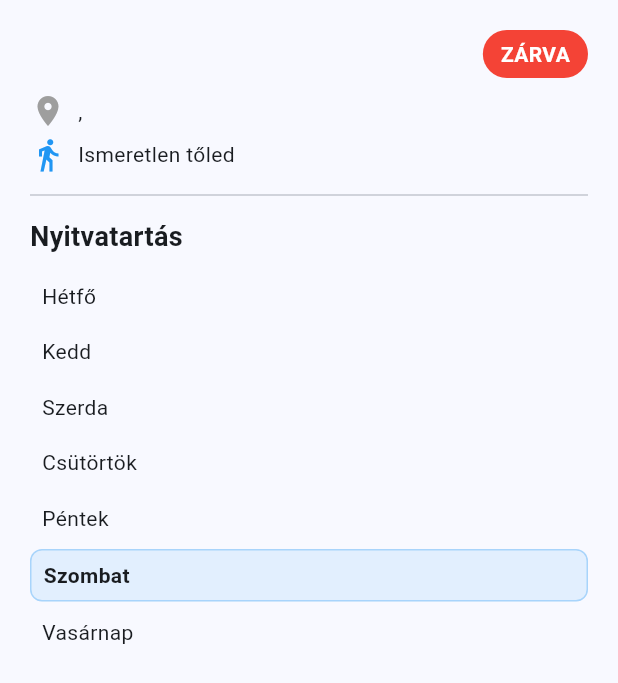
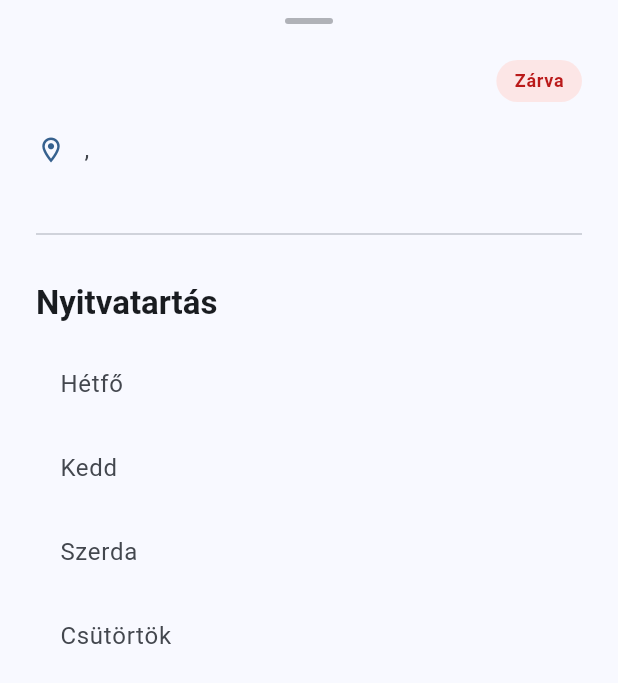
Before and after one commit to csakos1/tobacco-finder, a Flutter app: the ShopDetailsModal widget shown alone on an empty page, opened directly with empty values, on a phone screen of 412 x 824 dp. Shown: the top 683 px of the screen. Run offline on Flutter 3.47's test engine with Material 3 defaults, Android fonts, the phone set to English and light mode, and no system bars; our stand-ins replace dio, flutter_map, geolocator, latlong2.

Commit message:
UI Polish: Modernize Shop Details Modal with Material 3 styling (drag handle, consistent chips, highlighted current day)

```diff
--- a/app/lib/widgets/shop_details_modal.dart
+++ b/app/lib/widgets/shop_details_modal.dart
@@ -23,64 +23,141 @@ class ShopDetailsModal extends StatelessWidget {
     }
 
     bool isOpen = ShopLogic.isOpenNow(shop.openingHours);
+    final colorScheme = Theme.of(context).colorScheme;
+    final textTheme = Theme.of(context).textTheme;
 
     return DraggableScrollableSheet(
-      initialChildSize: 0.6,
+      initialChildSize: 0.55, // Kicsit kisebb indítás, hogy kényelmes legyen
       minChildSize: 0.4,
       maxChildSize: 0.95,
       expand: false,
       builder: (context, scrollController) {
-        return SingleChildScrollView(
+        return Container(
+          decoration: BoxDecoration(
+            color: colorScheme.surface,
+            // Material 3 szabvány: 28-as lekerekítés a felső sarkokon
+            borderRadius: const BorderRadius.vertical(top: Radius.circular(28)),
+          ),
+          child: SingleChildScrollView(
             controller: scrollController,
-          padding: const EdgeInsets.all(20.0),
+            // Nagyobb padding a széleken
+            padding: const EdgeInsets.fromLTRB(24, 12, 24, 24),
             child: Column(
               crossAxisAlignment: CrossAxisAlignment.start,
               children: [
-              // Cím és Státusz
+                // --- 1. Drag Handle (A kis szürke csík) ---
+                Center(
+                  child: Container(
+                    width: 32,
+                    height: 4,
+                    margin: const EdgeInsets.only(bottom: 24),
+                    decoration: BoxDecoration(
+                      color: colorScheme.onSurfaceVariant.withOpacity(0.4),
+                      borderRadius: BorderRadius.circular(2),
+                    ),
+                  ),
+                ),
+
+                // --- 2. Cím és Státusz ---
                 Row(
+                  crossAxisAlignment: CrossAxisAlignment.start,
                   mainAxisAlignment: MainAxisAlignment.spaceBetween,
                   children: [
                     Expanded(
                       child: Text(
                         shop.name,
-                      style: const TextStyle(
-                          fontSize: 22, fontWeight: FontWeight.bold),
+                        style: textTheme.headlineSmall?.copyWith(
+                          fontWeight: FontWeight.bold,
+                          color: colorScheme.onSurface,
                         ),
                       ),
+                    ),
+                    const SizedBox(width: 16),
+                    // Ugyanaz a Chip dizájn, mint a listában
                     Container(
-                    padding:
-                        const EdgeInsets.symmetric(horizontal: 12, vertical: 6),
+                      padding: const EdgeInsets.symmetric(horizontal: 12, vertical: 6),
                       decoration: BoxDecoration(
-                      color: isOpen ? Colors.green : Colors.red,
+                        color: isOpen
+                            ? Colors.green.withOpacity(0.15)
+                            : colorScheme.errorContainer.withOpacity(0.6),
                         borderRadius: BorderRadius.circular(20),
                       ),
                       child: Text(
-                      isOpen ? "NYITVA" : "ZÁRVA",
-                      style: const TextStyle(
-                          color: Colors.white, fontWeight: FontWeight.bold),
+                        isOpen ? "Nyitva" : "Zárva",
+                        style: textTheme.labelMedium?.copyWith(
+                          color: isOpen ? Colors.green.shade800 : colorScheme.error,
+                          fontWeight: FontWeight.bold,
+                        ),
                       ),
                     ),
                   ],
                 ),
-              const SizedBox(height: 10),
 
-              Row(children: [
-                const Icon(Icons.location_on, color: Colors.grey),
+                const SizedBox(height: 16),
+
+                // --- 3. Cím információ ---
+                Row(
+                  children: [
+                    Icon(Icons.location_on_outlined,
+                      color: colorScheme.primary, size: 20
+                    ),
+                    const SizedBox(width: 12),
+                    Expanded(
+                      child: Text(
+                        '${shop.city}, ${shop.address}',
+                        style: textTheme.bodyLarge?.copyWith(
+                          color: colorScheme.onSurfaceVariant,
+                        ),
+                      ),
+                    ),
+                  ],
+                ),
+
+                const SizedBox(height: 12),
+
+                // --- 4. Távolság (Pasztell dobozban) ---
+                if (distanceText != "Ismeretlen")
+                  Row(
+                    children: [
+                      Container(
+                        padding: const EdgeInsets.symmetric(horizontal: 10, vertical: 6),
+                        decoration: BoxDecoration(
+                          color: colorScheme.secondaryContainer.withOpacity(0.5),
+                          borderRadius: BorderRadius.circular(12),
+                        ),
+                        child: Row(
+                          mainAxisSize: MainAxisSize.min,
+                          children: [
+                            Icon(Icons.near_me_rounded,
+                              size: 16,
+                              color: colorScheme.onSecondaryContainer
+                            ),
                             const SizedBox(width: 8),
-                Expanded(child: Text('${shop.city}, ${shop.address}'))
-              ]),
-              const SizedBox(height: 5),
-              Row(children: [
-                const Icon(Icons.directions_walk, color: Colors.blue),
-                const SizedBox(width: 8),
-                Text("$distanceText tőled")
-              ]),
+                            Text(
+                              "$distanceText tőled",
+                              style: textTheme.labelLarge?.copyWith(
+                                color: colorScheme.onSecondaryContainer,
+                                fontWeight: FontWeight.bold,
+                              ),
+                            ),
+                          ],
+                        ),
+                      ),
+                    ],
+                  ),
 
-              const Divider(height: 30),
+                const SizedBox(height: 24),
+                Divider(color: colorScheme.outlineVariant, thickness: 1),
+                const SizedBox(height: 24),
 
-              const Text("Nyitvatartás",
-                  style: TextStyle(fontSize: 18, fontWeight: FontWeight.bold)),
-              const SizedBox(height: 10),
+                // --- 5. Nyitvatartás lista ---
+                Text(
+                  "Nyitvatartás",
+                  style: textTheme.titleLarge?.copyWith(
+                    fontWeight: FontWeight.w600,
+                  ),
+                ),
+                const SizedBox(height: 16),
 
                 if (shop.openingHours != null)
                   ...List.generate(7, (index) {
@@ -90,40 +167,56 @@ class ShopDetailsModal extends StatelessWidget {
                     ][index];
                     String hours = shop.openingHours![dayIndex.toString()] ?? "Zárva";
 
+                    // Mai nap kiemelése
                     bool isToday = DateTime.now().weekday == dayIndex;
 
                     return Container(
-                    padding:
-                        const EdgeInsets.symmetric(vertical: 6, horizontal: 8),
-                    margin: const EdgeInsets.only(bottom: 4),
+                      padding: const EdgeInsets.symmetric(vertical: 12, horizontal: 16),
+                      margin: const EdgeInsets.only(bottom: 8),
                       decoration: isToday
                           ? BoxDecoration(
-                            color: Colors.blue.withOpacity(0.1),
-                            borderRadius: BorderRadius.circular(8),
-                            border: Border.all(
-                                color: Colors.blue.withOpacity(0.3)))
-                        : null,
+                              // A mai nap kap egy halvány színes hátteret
+                              color: colorScheme.primaryContainer.withOpacity(0.4),
+                              borderRadius: BorderRadius.circular(16),
+                            )
+                          : null, // A többi napnak nincs háttere
                       child: Row(
                         mainAxisAlignment: MainAxisAlignment.spaceBetween,
                         children: [
-                        Text(dayName,
-                            style: TextStyle(
-                                fontWeight: isToday
-                                    ? FontWeight.bold
-                                    : FontWeight.normal)),
-                        Text(hours,
-                            style: TextStyle(
-                                fontWeight: isToday
-                                    ? FontWeight.bold
-                                    : FontWeight.normal)),
+                          Text(
+                            dayName,
+                            style: textTheme.bodyLarge?.copyWith(
+                              fontWeight: isToday ? FontWeight.bold : FontWeight.normal,
+                              color: isToday ? colorScheme.onSurface : colorScheme.onSurfaceVariant,
+                            ),
+                          ),
+                          Text(
+                            hours,
+                            style: textTheme.bodyLarge?.copyWith(
+                              fontWeight: isToday ? FontWeight.bold : FontWeight.normal,
+                              color: isToday ? colorScheme.primary : colorScheme.onSurface,
+                            ),
+                          ),
                         ],
                       ),
                     );
                   })
                 else
-                const Text("Nincs adat a nyitvatartásról.",
-                    style: TextStyle(fontStyle: FontStyle.italic, color: Colors.grey)),
+                  Padding(
+                    padding: const EdgeInsets.all(8.0),
+                    child: Text(
+                      "Nincs adat a nyitvatartásról.",
+                      style: TextStyle(
+                        fontStyle: FontStyle.italic,
+                        color: colorScheme.onSurfaceVariant
+                      ),
+                    ),
+                  ),
+
+                // Extra térköz az alján
+                const SizedBox(height: 40),
               ],
+            ),
           ),
         );
       },
```
Lines whose indentation alone changed are shown as unchanged.
